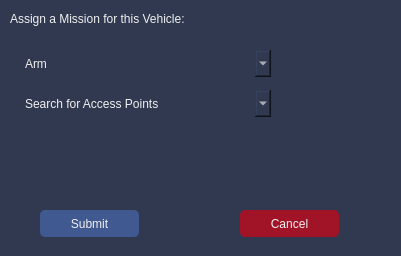
Qt form src/rqt_gcs/resources/MissionSelect.ui (CSUN-SERL/lcar-bot) before a commit.
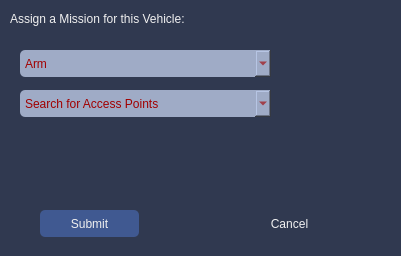
The same form after that commit.

Commit message: moved files around and added some css to QComboBox

What changed in the file:
```diff
--- a/src/rqt_gcs/resources/MissionSelect.ui
+++ b/src/rqt_gcs/resources/MissionSelect.ui
@@ -10,6 +10,340 @@
     <height>256</height>
    </rect>
   </property>
+  <property name="palette">
+   <palette>
+    <active>
+     <colorrole role="WindowText">
+      <brush brushstyle="SolidPattern">
+       <color alpha="255">
+        <red>12</red>
+        <green>12</green>
+        <blue>12</blue>
+       </color>
+      </brush>
+     </colorrole>
+     <colorrole role="Button">
+      <brush brushstyle="SolidPattern">
+       <color alpha="255">
+        <red>48</red>
+        <green>57</green>
+        <blue>80</blue>
+       </color>
+      </brush>
+     </colorrole>
+     <colorrole role="Midlight">
+      <brush brushstyle="SolidPattern">
+       <color alpha="255">
+        <red>12</red>
+        <green>12</green>
+        <blue>12</blue>
+       </color>
+      </brush>
+     </colorrole>
+     <colorrole role="Dark">
+      <brush brushstyle="SolidPattern">
+       <color alpha="255">
+        <red>12</red>
+        <green>12</green>
+        <blue>12</blue>
+       </color>
+      </brush>
+     </colorrole>
+     <colorrole role="Mid">
+      <brush brushstyle="SolidPattern">
+       <color alpha="255">
+        <red>255</red>
+        <green>255</green>
+        <blue>255</blue>
+       </color>
+      </brush>
+     </colorrole>
+     <colorrole role="Text">
+      <brush brushstyle="SolidPattern">
+       <color alpha="255">
+        <red>12</red>
+        <green>12</green>
+        <blue>12</blue>
+       </color>
+      </brush>
+     </colorrole>
+     <colorrole role="ButtonText">
+      <brush brushstyle="SolidPattern">
+       <color alpha="255">
+        <red>240</red>
+        <green>240</green>
+        <blue>240</blue>
+       </color>
+      </brush>
+     </colorrole>
+     <colorrole role="Base">
+      <brush brushstyle="SolidPattern">
+       <color alpha="255">
+        <red>48</red>
+        <green>57</green>
+        <blue>80</blue>
+       </color>
+      </brush>
+     </colorrole>
+     <colorrole role="Window">
+      <brush brushstyle="SolidPattern">
+       <color alpha="255">
+        <red>48</red>
+        <green>57</green>
+        <blue>80</blue>
+       </color>
+      </brush>
+     </colorrole>
+     <colorrole role="Shadow">
+      <brush brushstyle="SolidPattern">
+       <color alpha="255">
+        <red>255</red>
+        <green>255</green>
+        <blue>255</blue>
+       </color>
+      </brush>
+     </colorrole>
+     <colorrole role="Highlight">
+      <brush brushstyle="SolidPattern">
+       <color alpha="255">
+        <red>240</red>
+        <green>119</green>
+        <blue>70</blue>
+       </color>
+      </brush>
+     </colorrole>
+     <colorrole role="AlternateBase">
+      <brush brushstyle="SolidPattern">
+       <color alpha="255">
+        <red>255</red>
+        <green>85</green>
+        <blue>0</blue>
+       </color>
+      </brush>
+     </colorrole>
+    </active>
+    <inactive>
+     <colorrole role="WindowText">
+      <brush brushstyle="SolidPattern">
+       <color alpha="255">
+        <red>12</red>
+        <green>12</green>
+        <blue>12</blue>
+       </color>
+      </brush>
+     </colorrole>
+     <colorrole role="Button">
+      <brush brushstyle="SolidPattern">
+       <color alpha="255">
+        <red>48</red>
+        <green>57</green>
+        <blue>80</blue>
+       </color>
+      </brush>
+     </colorrole>
+     <colorrole role="Midlight">
+      <brush brushstyle="SolidPattern">
+       <color alpha="255">
+        <red>12</red>
+        <green>12</green>
+        <blue>12</blue>
+       </color>
+      </brush>
+     </colorrole>
+     <colorrole role="Dark">
+      <brush brushstyle="SolidPattern">
+       <color alpha="255">
+        <red>12</red>
+        <green>12</green>
+        <blue>12</blue>
+       </color>
+      </brush>
+     </colorrole>
+     <colorrole role="Mid">
+      <brush brushstyle="SolidPattern">
+       <color alpha="255">
+        <red>255</red>
+        <green>255</green>
+        <blue>255</blue>
+       </color>
+      </brush>
+     </colorrole>
+     <colorrole role="Text">
+      <brush brushstyle="SolidPattern">
+       <color alpha="255">
+        <red>12</red>
+        <green>12</green>
+        <blue>12</blue>
+       </color>
+      </brush>
+     </colorrole>
+     <colorrole role="ButtonText">
+      <brush brushstyle="SolidPattern">
+       <color alpha="255">
+        <red>240</red>
+        <green>240</green>
+        <blue>240</blue>
+       </color>
+      </brush>
+     </colorrole>
+     <colorrole role="Base">
+      <brush brushstyle="SolidPattern">
+       <color alpha="255">
+        <red>48</red>
+        <green>57</green>
+        <blue>80</blue>
+       </color>
+      </brush>
+     </colorrole>
+     <colorrole role="Window">
+      <brush brushstyle="SolidPattern">
+       <color alpha="255">
+        <red>48</red>
+        <green>57</green>
+        <blue>80</blue>
+       </color>
+      </brush>
+     </colorrole>
+     <colorrole role="Shadow">
+      <brush brushstyle="SolidPattern">
+       <color alpha="255">
+        <red>255</red>
+        <green>255</green>
+        <blue>255</blue>
+       </color>
+      </brush>
+     </colorrole>
+     <colorrole role="Highlight">
+      <brush brushstyle="SolidPattern">
+       <color alpha="255">
+        <red>12</red>
+        <green>12</green>
+        <blue>12</blue>
+       </color>
+      </brush>
+     </colorrole>
+     <colorrole role="AlternateBase">
+      <brush brushstyle="SolidPattern">
+       <color alpha="255">
+        <red>255</red>
+        <green>85</green>
+        <blue>0</blue>
+       </color>
+      </brush>
+     </colorrole>
+    </inactive>
+    <disabled>
+     <colorrole role="WindowText">
+      <brush brushstyle="SolidPattern">
+       <color alpha="255">
+        <red>12</red>
+        <green>12</green>
+        <blue>12</blue>
+       </color>
+      </brush>
+     </colorrole>
+     <colorrole role="Button">
+      <brush brushstyle="SolidPattern">
+       <color alpha="255">
+        <red>48</red>
+        <green>57</green>
+        <blue>80</blue>
+       </color>
+      </brush>
+     </colorrole>
+     <colorrole role="Midlight">
+      <brush brushstyle="SolidPattern">
+       <color alpha="255">
+        <red>12</red>
+        <green>12</green>
+        <blue>12</blue>
+       </color>
+      </brush>
+     </colorrole>
+     <colorrole role="Dark">
+      <brush brushstyle="SolidPattern">
+       <color alpha="255">
+        <red>12</red>
+        <green>12</green>
+        <blue>12</blue>
+       </color>
+      </brush>
+     </colorrole>
+     <colorrole role="Mid">
+      <brush brushstyle="SolidPattern">
+       <color alpha="255">
+        <red>255</red>
+        <green>255</green>
+        <blue>255</blue>
+       </color>
+      </brush>
+     </colorrole>
+     <colorrole role="Text">
+      <brush brushstyle="SolidPattern">
+       <color alpha="255">
+        <red>12</red>
+        <green>12</green>
+        <blue>12</blue>
+       </color>
+      </brush>
+     </colorrole>
+     <colorrole role="ButtonText">
+      <brush brushstyle="SolidPattern">
+       <color alpha="255">
+        <red>240</red>
+        <green>240</green>
+        <blue>240</blue>
+       </color>
+      </brush>
+     </colorrole>
+     <colorrole role="Base">
+      <brush brushstyle="SolidPattern">
+       <color alpha="255">
+        <red>48</red>
+        <green>57</green>
+        <blue>80</blue>
+       </color>
+      </brush>
+     </colorrole>
+     <colorrole role="Window">
+      <brush brushstyle="SolidPattern">
+       <color alpha="255">
+        <red>48</red>
+        <green>57</green>
+        <blue>80</blue>
+       </color>
+      </brush>
+     </colorrole>
+     <colorrole role="Shadow">
+      <brush brushstyle="SolidPattern">
+       <color alpha="255">
+        <red>255</red>
+        <green>255</green>
+        <blue>255</blue>
+       </color>
+      </brush>
+     </colorrole>
+     <colorrole role="Highlight">
+      <brush brushstyle="SolidPattern">
+       <color alpha="255">
+        <red>12</red>
+        <green>12</green>
+        <blue>12</blue>
+       </color>
+      </brush>
+     </colorrole>
+     <colorrole role="AlternateBase">
+      <brush brushstyle="SolidPattern">
+       <color alpha="255">
+        <red>255</red>
+        <green>85</green>
+        <blue>0</blue>
+       </color>
+      </brush>
+     </colorrole>
+    </disabled>
+   </palette>
+  </property>
   <property name="windowTitle">
    <string>Form</string>
   </property>
@@ -27,6 +361,183 @@
      <height>27</height>
     </rect>
    </property>
+   <property name="palette">
+    <palette>
+     <active>
+      <colorrole role="WindowText">
+       <brush brushstyle="SolidPattern">
+        <color alpha="255">
+         <red>161</red>
+         <green>0</green>
+         <blue>0</blue>
+        </color>
+       </brush>
+      </colorrole>
+      <colorrole role="Button">
+       <brush brushstyle="SolidPattern">
+        <color alpha="255">
+         <red>159</red>
+         <green>171</green>
+         <blue>198</blue>
+        </color>
+       </brush>
+      </colorrole>
+      <colorrole role="Text">
+       <brush brushstyle="SolidPattern">
+        <color alpha="255">
+         <red>161</red>
+         <green>0</green>
+         <blue>0</blue>
+        </color>
+       </brush>
+      </colorrole>
+      <colorrole role="ButtonText">
+       <brush brushstyle="SolidPattern">
+        <color alpha="255">
+         <red>161</red>
+         <green>0</green>
+         <blue>0</blue>
+        </color>
+       </brush>
+      </colorrole>
+      <colorrole role="Base">
+       <brush brushstyle="SolidPattern">
+        <color alpha="255">
+         <red>159</red>
+         <green>171</green>
+         <blue>198</blue>
+        </color>
+       </brush>
+      </colorrole>
+      <colorrole role="Window">
+       <brush brushstyle="SolidPattern">
+        <color alpha="255">
+         <red>159</red>
+         <green>171</green>
+         <blue>198</blue>
+        </color>
+       </brush>
+      </colorrole>
+     </active>
+     <inactive>
+      <colorrole role="WindowText">
+       <brush brushstyle="SolidPattern">
+        <color alpha="255">
+         <red>161</red>
+         <green>0</green>
+         <blue>0</blue>
+        </color>
+       </brush>
+      </colorrole>
+      <colorrole role="Button">
+       <brush brushstyle="SolidPattern">
+        <color alpha="255">
+         <red>159</red>
+         <green>171</green>
+         <blue>198</blue>
+        </color>
+       </brush>
+      </colorrole>
+      <colorrole role="Text">
+       <brush brushstyle="SolidPattern">
+        <color alpha="255">
+         <red>161</red>
+         <green>0</green>
+         <blue>0</blue>
+        </color>
+       </brush>
+      </colorrole>
+      <colorrole role="ButtonText">
+       <brush brushstyle="SolidPattern">
+        <color alpha="255">
+         <red>161</red>
+         <green>0</green>
+         <blue>0</blue>
+        </color>
+       </brush>
+      </colorrole>
+      <colorrole role="Base">
+       <brush brushstyle="SolidPattern">
+        <color alpha="255">
+         <red>159</red>
+         <green>171</green>
+         <blue>198</blue>
+        </color>
+       </brush>
+      </colorrole>
+      <colorrole role="Window">
+       <brush brushstyle="SolidPattern">
+        <color alpha="255">
+         <red>159</red>
+         <green>171</green>
+         <blue>198</blue>
+        </color>
+       </brush>
+      </colorrole>
+     </inactive>
+     <disabled>
+      <colorrole role="WindowText">
+       <brush brushstyle="SolidPattern">
+        <color alpha="255">
+         <red>161</red>
+         <green>0</green>
+         <blue>0</blue>
+        </color>
+       </brush>
+      </colorrole>
+      <colorrole role="Button">
+       <brush brushstyle="SolidPattern">
+        <color alpha="255">
+         <red>159</red>
+         <green>171</green>
+         <blue>198</blue>
+        </color>
+       </brush>
+      </colorrole>
+      <colorrole role="Text">
+       <brush brushstyle="SolidPattern">
+        <color alpha="255">
+         <red>161</red>
+         <green>0</green>
+         <blue>0</blue>
+        </color>
+       </brush>
+      </colorrole>
+      <colorrole role="ButtonText">
+       <brush brushstyle="SolidPattern">
+        <color alpha="255">
+         <red>161</red>
+         <green>0</green>
+         <blue>0</blue>
+        </color>
+       </brush>
+      </colorrole>
+      <colorrole role="Base">
+       <brush brushstyle="SolidPattern">
+        <color alpha="255">
+         <red>159</red>
+         <green>171</green>
+         <blue>198</blue>
+        </color>
+       </brush>
+      </colorrole>
+      <colorrole role="Window">
+       <brush brushstyle="SolidPattern">
+        <color alpha="255">
+         <red>159</red>
+         <green>171</green>
+         <blue>198</blue>
+        </color>
+       </brush>
+      </colorrole>
+     </disabled>
+    </palette>
+   </property>
+   <property name="styleSheet">
+    <string notr="true">color: rgb(161, 0, 0);
+background-color: rgb(159, 171, 198);
+</string>
+   </property>
    <property name="editable">
     <bool>false</bool>
    </property>
@@ -63,7 +574,7 @@
   </widget>
   <widget class="QComboBox" name="playsComboBox">
    <property name="enabled">
-    <bool>false</bool>
+    <bool>true</bool>
    </property>
    <property name="geometry">
     <rect>
@@ -73,6 +584,11 @@
      <height>27</height>
     </rect>
    </property>
+   <property name="styleSheet">
+    <string notr="true">color: rgb(161, 0, 0);
+background-color: rgb(159, 171, 198);
+</string>
+   </property>
    <item>
     <property name="text">
      <string>Search for Access Points</string>
@@ -125,7 +641,8 @@
    </property>
    <property name="styleSheet">
     <string notr="true">background-color: rgb(161, 20, 40);
-color: rgb(240, 240, 240);</string>
+color: rgb(240, 240, 240);
+my_combo_box-&gt;setStyleSheet(&quot;background:#ff0000&quot;);</string>
    </property>
    <property name="text">
     <string>Cancel</string>
```
Left out of the diff: 2 changed lines with no effect on the pictures. The commit also changes 15 other files.
